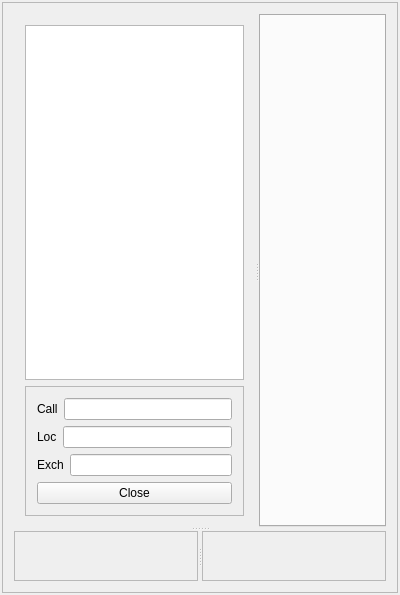
Above: mqt/MqtMonitor/MonitorMain.ui from Rsclub22/Minos2-Mirror before the change. Below: the same form after it.
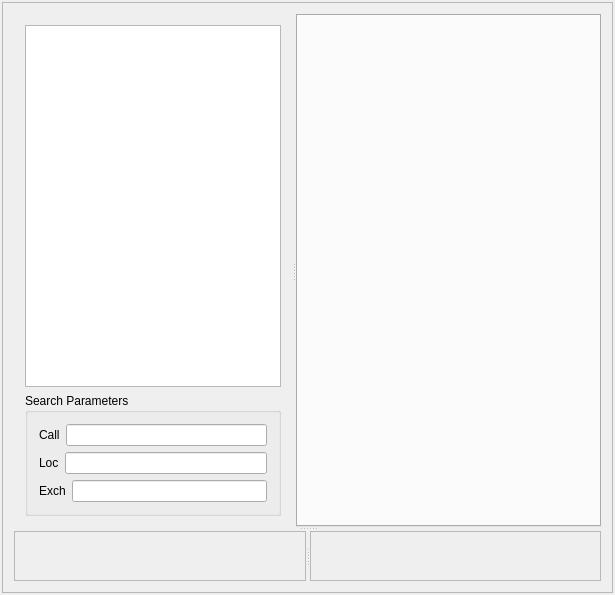
That is the form after the change. Custom widgets are drawn as their Qt base class.

Patch:
```diff
--- a/mqt/MqtMonitor/MonitorMain.ui
+++ b/mqt/MqtMonitor/MonitorMain.ui
@@ -6,7 +6,7 @@
    <rect>
     <x>0</x>
     <y>0</y>
-    <width>400</width>
+    <width>615</width>
     <height>595</height>
    </rect>
   </property>
@@ -67,12 +67,9 @@
              </widget>
             </item>
             <item>
-             <widget class="QFrame" name="frame_2">
-              <property name="frameShape">
-               <enum>QFrame::StyledPanel</enum>
-              </property>
-              <property name="frameShadow">
-               <enum>QFrame::Raised</enum>
+             <widget class="QGroupBox" name="groupBox_2">
+              <property name="title">
+               <string>Search Parameters</string>
               </property>
               <layout class="QVBoxLayout" name="verticalLayout_2">
                <item>
@@ -129,16 +126,6 @@
                  </item>
                 </layout>
                </item>
-               <item>
-                <widget class="QPushButton" name="closeButton">
-                 <property name="focusPolicy">
-                  <enum>Qt::NoFocus</enum>
-                 </property>
-                 <property name="text">
-                  <string>Close</string>
-                 </property>
-                </widget>
-               </item>
               </layout>
              </widget>
             </item>
```
Left out of the diff: 2 changed lines with no effect on the pictures.
